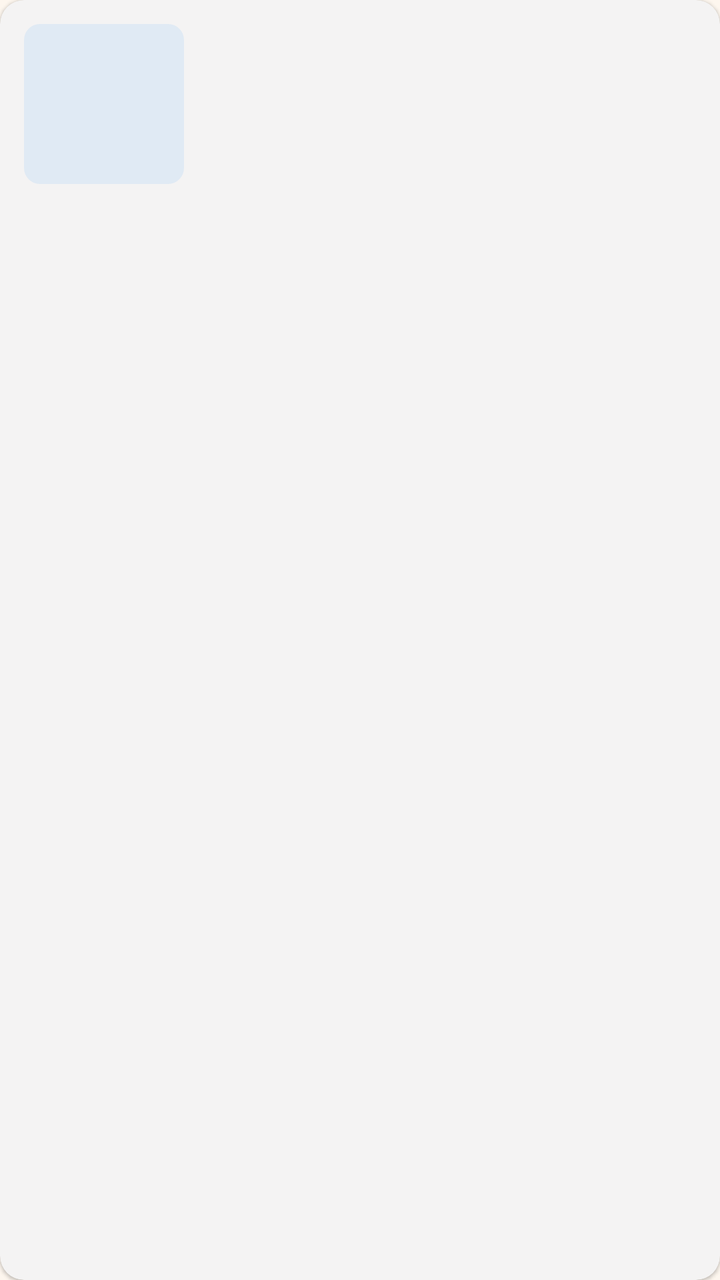
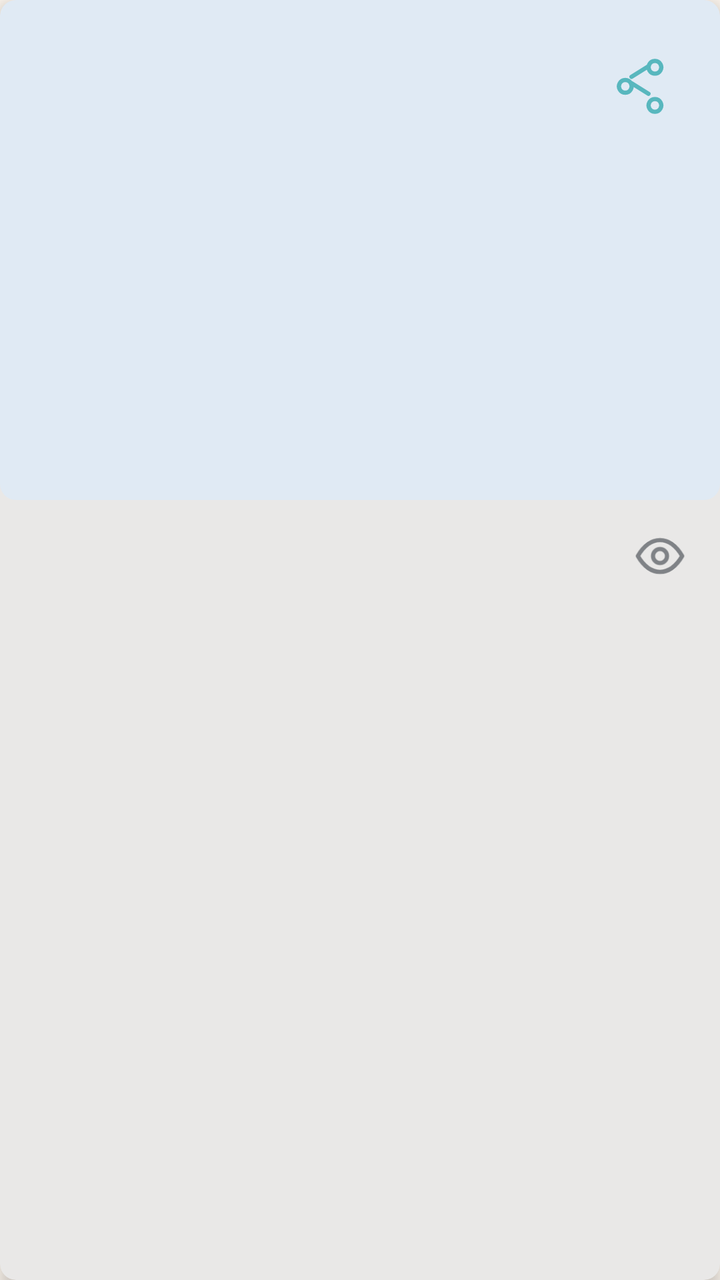

Two renders of the same Android screen: before a commit and after it. Below are the layout's source before the change and the commit's diff.
<!-- AndroidManifest.xml: application theme Theme.TalentBaby -->
<!-- res/layout/item_article.xml -->
<?xml version="1.0" encoding="utf-8"?>
<com.google.android.material.card.MaterialCardView xmlns:android="http://schemas.android.com/apk/res/android"
    xmlns:app="http://schemas.android.com/apk/res-auto"
    android:layout_width="match_parent"
    android:layout_height="wrap_content"
    android:layout_marginBottom="12dp"
    app:cardCornerRadius="12dp"
    app:cardElevation="1dp"
    android:clickable="true"
    android:focusable="true">

    <LinearLayout
        android:layout_width="match_parent"
        android:layout_height="wrap_content"
        android:orientation="horizontal"
        android:padding="12dp"
        android:gravity="center_vertical">

        <ImageView
            android:id="@+id/imageArticle"
            android:layout_width="80dp"
            android:layout_height="80dp"
            android:scaleType="centerCrop"
            android:background="@drawable/rounded_image_background"
            android:contentDescription="@string/articles_title" />

        <LinearLayout
            android:layout_width="0dp"
            android:layout_height="wrap_content"
            android:layout_weight="1"
            android:orientation="vertical"
            android:layout_marginStart="12dp">

            <TextView
                android:id="@+id/textArticleTitle"
                android:layout_width="wrap_content"
                android:layout_height="wrap_content"
                android:textSize="16sp"
                android:textStyle="bold"
                android:textColor="@color/text_primary"
                android:maxLines="2"
                android:ellipsize="end" />

            <TextView
                android:id="@+id/textArticleSummary"
                android:layout_width="wrap_content"
                android:layout_height="wrap_content"
                android:textSize="13sp"
                android:textColor="@color/text_secondary"
                android:maxLines="2"
                android:ellipsize="end"
                android:layout_marginTop="4dp" />

            <TextView
                android:id="@+id/textArticleReadTime"
                android:layout_width="wrap_content"
                android:layout_height="wrap_content"
                android:textSize="12sp"
                android:textColor="@color/primary"
                android:layout_marginTop="4dp" />
        </LinearLayout>
    </LinearLayout>
</com.google.android.material.card.MaterialCardView>
<!-- resources referenced by this layout -->
<resources>
  <color name="primary">#FFD96E4B</color>
  <color name="text_secondary">#FF9A8A80</color>
  <style name="Theme.TalentBaby" parent="Theme.MaterialComponents.DayNight.NoActionBar">
          
          <item name="colorPrimary">@color/primary</item>
          <item name="colorPrimaryVariant">@color/primary_dark</item>
          <item name="colorOnPrimary">@color/white</item>
          
          <item name="colorSecondary">@color/secondary</item>
          <item name="colorSecondaryVariant">@color/secondary_dark</item>
          <item name="colorOnSecondary">@color/white</item>
          
          <item name="colorSurface">@color/surface</item>
          <item name="colorOnSurface">@color/text_primary</item>
          <item name="android:colorBackground">@color/background</item>
          <item name="android:windowBackground">@color/background</item>
          
          <item name="android:statusBarColor">@color/background</item>
          <item name="android:windowLightStatusBar">true</item>
          
          <item name="elevationOverlayEnabled">true</item>
          
          <item name="android:fontFamily">sans-serif-medium</item>
      </style>
  <color name="divider">#FFE0EAF4</color>
  <color name="white">#FFFFFFFF</color>
  <color name="surface">#FFFFFFFF</color>
  <!-- unchanged entries left out for length: 7 -->
</resources>

<!-- the commit's change to res/layout/item_article.xml (unified diff, before → after) -->
@@ -3,61 +3,99 @@
     xmlns:app="http://schemas.android.com/apk/res-auto"
     android:layout_width="match_parent"
     android:layout_height="wrap_content"
-    android:layout_marginBottom="12dp"
-    app:cardCornerRadius="12dp"
-    app:cardElevation="1dp"
+    android:layout_marginBottom="20dp"
     android:clickable="true"
-    android:focusable="true">
+    android:focusable="true"
+    app:cardBackgroundColor="@color/white"
+    app:cardCornerRadius="8dp"
+    app:cardElevation="5dp">
 
     <LinearLayout
         android:layout_width="match_parent"
         android:layout_height="wrap_content"
-        android:orientation="horizontal"
-        android:padding="12dp"
-        android:gravity="center_vertical">
+        android:orientation="vertical">
 
-        <ImageView
-            android:id="@+id/imageArticle"
-            android:layout_width="80dp"
-            android:layout_height="80dp"
-            android:scaleType="centerCrop"
-            android:background="@drawable/rounded_image_background"
-            android:contentDescription="@string/articles_title" />
+        <FrameLayout
+            android:layout_width="match_parent"
+            android:layout_height="250dp">
+
+            <ImageView
+                android:id="@+id/imageArticle"
+                android:layout_width="match_parent"
+                android:layout_height="match_parent"
+                android:scaleType="centerCrop"
+                android:background="@drawable/rounded_image_background"
+                android:contentDescription="@string/articles_title" />
+
+            <ImageView
+                android:layout_width="36dp"
+                android:layout_height="36dp"
+                android:layout_gravity="top|end"
+                android:layout_marginTop="22dp"
+                android:layout_marginEnd="22dp"
+                android:contentDescription=""
+                android:src="@drawable/ic_share_outline_teal" />
+        </FrameLayout>
 
         <LinearLayout
-            android:layout_width="0dp"
+            android:layout_width="match_parent"
             android:layout_height="wrap_content"
-            android:layout_weight="1"
             android:orientation="vertical"
-            android:layout_marginStart="12dp">
+            android:paddingStart="16dp"
+            android:paddingEnd="16dp"
+            android:paddingTop="14dp"
+            android:paddingBottom="18dp">
+
+            <LinearLayout
+                android:layout_width="match_parent"
+                android:layout_height="wrap_content"
+                android:gravity="center_vertical"
+                android:orientation="horizontal">
+
+                <TextView
+                    android:id="@+id/textArticleCategory"
+                    android:layout_width="0dp"
+                    android:layout_height="wrap_content"
+                    android:layout_weight="1"
+                    android:textSize="18sp"
+                    android:textStyle="bold"
+                    android:textColor="@color/article_header" />
+
+                <TextView
+                    android:id="@+id/textArticleViewCount"
+                    android:layout_width="wrap_content"
+                    android:layout_height="wrap_content"
+                    android:textSize="16sp"
+                    android:textColor="@color/home_text_muted" />
+
+                <ImageView
+                    android:layout_width="28dp"
+                    android:layout_height="28dp"
+                    android:layout_marginStart="8dp"
+                    android:contentDescription=""
+                    android:src="@drawable/ic_eye_gray" />
+            </LinearLayout>
 
             <TextView
                 android:id="@+id/textArticleTitle"
-                android:layout_width="wrap_content"
+                android:layout_width="match_parent"
                 android:layout_height="wrap_content"
-                android:textSize="16sp"
+                android:textSize="22sp"
                 android:textStyle="bold"
-                android:textColor="@color/text_primary"
-                android:maxLines="2"
-                android:ellipsize="end" />
-
-            <TextView
-                android:id="@+id/textArticleSummary"
-                android:layout_width="wrap_content"
-                android:layout_height="wrap_content"
-                android:textSize="13sp"
-                android:textColor="@color/text_secondary"
+                android:textColor="@color/home_text_dark"
                 android:maxLines="2"
                 android:ellipsize="end"
                 android:layout_marginTop="4dp" />
 
             <TextView
                 android:id="@+id/textArticleReadTime"
-                android:layout_width="wrap_content"
+                android:layout_width="match_parent"
                 android:layout_height="wrap_content"
-                android:textSize="12sp"
-                android:textColor="@color/primary"
-                android:layout_marginTop="4dp" />
+                android:textSize="14sp"
+                android:textColor="@color/home_text_muted"
+                android:maxLines="1"
+                android:ellipsize="end"
+                android:layout_marginTop="8dp" />
         </LinearLayout>
     </LinearLayout>
 </com.google.android.material.card.MaterialCardView>
<!-- resource entries referenced after the edit -->
@@ -1,7 +1,9 @@
 <!-- resources referenced by this layout -->
 <resources>
+  <color name="article_header">#FF58B7BE</color>
+  <color name="home_text_dark">#FF4F4F56</color>
+  <color name="home_text_muted">#FF7F8286</color>
   <color name="primary">#FFD96E4B</color>
-  <color name="text_secondary">#FF9A8A80</color>
   <style name="Theme.TalentBaby" parent="Theme.MaterialComponents.DayNight.NoActionBar">
           
           <item name="colorPrimary">@color/primary</item>
@@ -16,17 +18,65 @@
           <item name="colorOnSurface">@color/text_primary</item>
           <item name="android:colorBackground">@color/background</item>
           <item name="android:windowBackground">@color/background</item>
+          <item name="android:windowAnimationStyle">@style/Animation.TalentBaby.None</item>
+          <item name="android:forceDarkAllowed">false</item>
           
-          <item name="android:statusBarColor">@color/background</item>
-          <item name="android:windowLightStatusBar">true</item>
+          <item name="android:statusBarColor">@color/app_header_start</item>
+          <item name="android:navigationBarColor">@color/white</item>
+          <item name="android:windowLightStatusBar">false</item>
           
           <item name="elevationOverlayEnabled">true</item>
           
           <item name="android:fontFamily">sans-serif-medium</item>
       </style>
+  <color name="home_teal">#FF58B7BE</color>
   <color name="divider">#FFE0EAF4</color>
   <color name="white">#FFFFFFFF</color>
+  <!-- drawable ic_eye_gray (drawable) -->
+  <?xml version="1.0" encoding="utf-8"?>
+  <vector xmlns:android="http://schemas.android.com/apk/res/android"
+      android:width="24dp"
+      android:height="24dp"
+      android:viewportWidth="24"
+      android:viewportHeight="24">
+      <path
+          android:fillColor="@android:color/transparent"
+          android:pathData="M2.5,12 C5.2,7.4 8.4,5.2 12,5.2 C15.6,5.2 18.8,7.4 21.5,12 C18.8,16.6 15.6,18.8 12,18.8 C8.4,18.8 5.2,16.6 2.5,12 Z"
+          android:strokeColor="@color/home_text_muted"
+          android:strokeLineCap="round"
+          android:strokeLineJoin="round"
+          android:strokeWidth="1.8" />
+      <path
+          android:fillColor="@android:color/transparent"
+          android:pathData="M12,9 A3,3 0,1 1,12,15 A3,3 0,1 1,12,9"
+          android:strokeColor="@color/home_text_muted"
+          android:strokeWidth="1.8" />
+  </vector>
+  <!-- drawable ic_share_outline_teal (drawable) -->
+  <?xml version="1.0" encoding="utf-8"?>
+  <vector xmlns:android="http://schemas.android.com/apk/res/android"
+      android:width="34dp"
+      android:height="34dp"
+      android:viewportWidth="34"
+      android:viewportHeight="34">
+      <path android:fillColor="@android:color/transparent" android:pathData="M24,8a3,3 0,1 0,0.1 0M10,17a3,3 0,1 0,0.1 0M24,26a3,3 0,1 0,0.1 0M13,15.5l8,-5M13,18.5l8,5" android:strokeColor="@color/home_teal" android:strokeWidth="2" android:strokeLineCap="round"/>
+  </vector>
   <color name="surface">#FFFFFFFF</color>
+  <style name="Animation.TalentBaby.None" parent="@android:style/Animation">
+          <item name="android:activityOpenEnterAnimation">@null</item>
+          <item name="android:activityOpenExitAnimation">@null</item>
+          <item name="android:activityCloseEnterAnimation">@null</item>
+          <item name="android:activityCloseExitAnimation">@null</item>
+          <item name="android:taskOpenEnterAnimation">@null</item>
+          <item name="android:taskOpenExitAnimation">@null</item>
+          <item name="android:taskCloseEnterAnimation">@null</item>
+          <item name="android:taskCloseExitAnimation">@null</item>
+          <item name="android:taskToFrontEnterAnimation">@null</item>
+          <item name="android:taskToFrontExitAnimation">@null</item>
+          <item name="android:taskToBackEnterAnimation">@null</item>
+          <item name="android:taskToBackExitAnimation">@null</item>
+      </style>
+  <color name="app_header_start">#FFC8EEF4</color>
   <!-- unchanged entries left out for length: 7 -->
 </resources>
 
